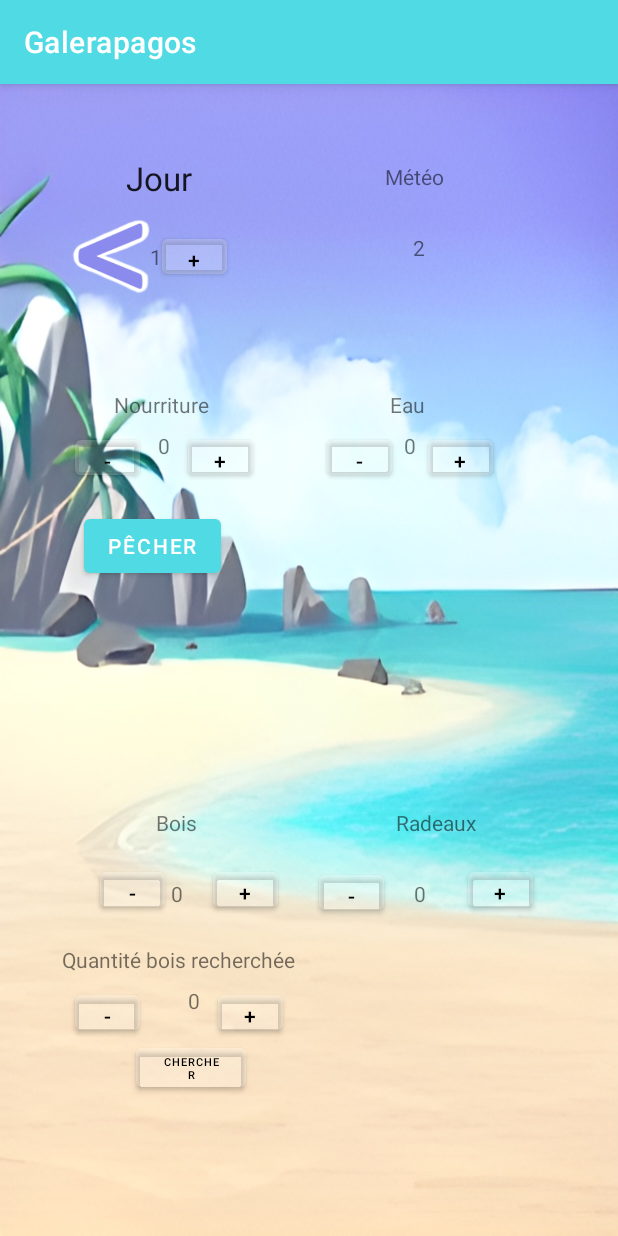
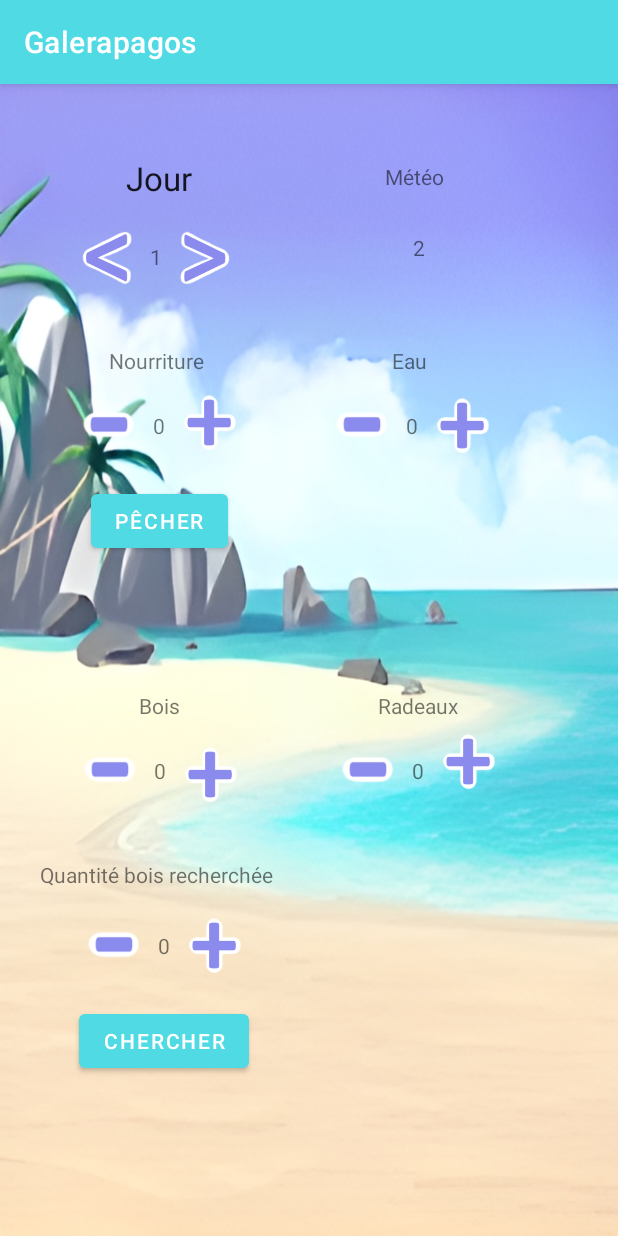
Before and after one commit to MateoLaville/Galerapagos, an Android app: the screen it shows after launch (MainActivity), on a phone screen of 412 x 824 dp. Run offline under Robolectric (Android 15) with nearby library versions, the phone set to English and light mode, and no system bars.

Commit message:
Mise en page plus changement bouton par imageBouton

```diff
--- a/app/src/main/res/layout/activity_main.xml
+++ b/app/src/main/res/layout/activity_main.xml
@@ -8,40 +8,29 @@
     android:background="@drawable/image222">
 
 
-
-    <Button
+ <ImageButton
      android:id="@+id/incrDay"
-        android:layout_width="43dp"
-        android:layout_height="35dp"
-        app:backgroundTint="#33FFFFFF"
-        android:textColor="@color/black"
+     android:layout_width="33dp"
+     android:layout_height="36dp"
+     android:layout_marginStart="12dp"
+     android:background="@drawable/suivant"
      android:onClick="incrDay"
-        android:text="+"
      app:layout_constraintBottom_toBottomOf="@+id/day"
      app:layout_constraintStart_toEndOf="@+id/day"
-        app:layout_constraintTop_toTopOf="@+id/day" />
-<!--
-    <Button
-        android:id="@+id/decrDay"
-        android:layout_width="43dp"
-        android:layout_height="35dp"
-        app:backgroundTint="#33FFFFFF"
-        android:textColor="@color/black"
-        android:onClick="decrDay"
-        android:text="-"
-        app:layout_constraintBottom_toBottomOf="@+id/day"
-        app:layout_constraintEnd_toStartOf="@+id/day"
-        app:layout_constraintTop_toTopOf="@+id/day" />
--->
+     app:layout_constraintTop_toTopOf="@+id/day"
+     app:layout_constraintVertical_bias="0.476" />
+
  <ImageButton
      android:id="@+id/decrDay"
-        android:layout_width="52dp"
-        android:layout_height="50dp"
+     android:layout_width="33dp"
+     android:layout_height="36dp"
+     android:layout_marginEnd="12dp"
      android:background="@drawable/precedent"
      android:onClick="decrDay"
      app:layout_constraintBottom_toBottomOf="@+id/day"
      app:layout_constraintEnd_toStartOf="@+id/day"
-        app:layout_constraintTop_toTopOf="@+id/day" />
+     app:layout_constraintTop_toTopOf="@+id/day"
+     app:layout_constraintVertical_bias="0.476" />
 
     <TextView
         android:id="@+id/textView11"
@@ -91,26 +80,24 @@
        app:layout_constraintTop_toBottomOf="@+id/textView9" />
 
 
-    <Button
+ <ImageButton
      android:id="@+id/incrWater"
-        android:layout_width="43dp"
-        android:layout_height="35dp"
-        android:layout_marginStart="8dp"
+     android:layout_width="36dp"
+     android:layout_height="38dp"
+     android:layout_marginStart="12dp"
+     android:background="@drawable/plus"
      android:onClick="incrWater"
-        android:text="+"
-        android:textColor="@color/black"
-        app:backgroundTint="#33FFFFFF"
      app:layout_constraintBottom_toBottomOf="@+id/water"
      app:layout_constraintStart_toEndOf="@+id/water"
-        app:layout_constraintTop_toTopOf="@+id/water"
-        app:layout_constraintVertical_bias="0.0" />
+     app:layout_constraintTop_toTopOf="@+id/water" />
+
 
  <TextView
      android:id="@+id/water"
      android:layout_width="wrap_content"
      android:layout_height="wrap_content"
      android:layout_marginStart="6dp"
-        android:layout_marginTop="8dp"
+     android:layout_marginTop="24dp"
      android:layout_marginEnd="6dp"
      android:text="0"
      app:layout_constraintEnd_toEndOf="@+id/textView2"
@@ -118,29 +105,25 @@
      app:layout_constraintStart_toStartOf="@+id/textView2"
      app:layout_constraintTop_toBottomOf="@+id/textView2" />
 
-    <Button
+ <ImageButton
      android:id="@+id/incrFood"
-        android:layout_width="43dp"
-        android:layout_height="35dp"
+     android:layout_width="36dp"
+     android:layout_height="38dp"
      android:layout_marginStart="12dp"
+     android:background="@drawable/plus"
      android:onClick="incrFood"
-        android:text="+"
-        android:textColor="@color/black"
-        app:backgroundTint="#33FFFFFF"
      app:layout_constraintBottom_toBottomOf="@+id/food"
      app:layout_constraintStart_toEndOf="@+id/food"
      app:layout_constraintTop_toTopOf="@+id/food"
-        app:layout_constraintVertical_bias="0.0" />
+     app:layout_constraintVertical_bias="0.621" />
 
-    <Button
+ <ImageButton
      android:id="@+id/decrWater"
-        android:layout_width="43dp"
-        android:layout_height="35dp"
-        android:layout_marginEnd="8dp"
+     android:layout_width="35dp"
+     android:layout_height="18dp"
+     android:layout_marginEnd="12dp"
+     android:background="@drawable/moins"
      android:onClick="decrWater"
-        android:text="-"
-        android:textColor="@color/black"
-        app:backgroundTint="#33FFFFFF"
      app:layout_constraintBottom_toBottomOf="@+id/water"
      app:layout_constraintEnd_toStartOf="@+id/water"
      app:layout_constraintTop_toTopOf="@+id/water"
@@ -150,43 +133,42 @@
         android:id="@+id/textView"
         android:layout_width="wrap_content"
         android:layout_height="wrap_content"
-        android:layout_marginStart="76dp"
-        android:layout_marginTop="204dp"
+        android:layout_marginTop="50dp"
         android:text="Nourriture"
-        app:layout_constraintStart_toStartOf="parent"
-        app:layout_constraintTop_toTopOf="parent" />
+        app:layout_constraintEnd_toEndOf="@+id/incrDay"
+        app:layout_constraintStart_toStartOf="@+id/decrDay"
+        app:layout_constraintTop_toBottomOf="@+id/day" />
 
-    <Button
+    <ImageButton
      android:id="@+id/decrFood"
-        android:layout_width="43dp"
-        android:layout_height="35dp"
+     android:layout_width="35dp"
+     android:layout_height="18dp"
      android:layout_marginEnd="12dp"
+     android:background="@drawable/moins"
      android:onClick="decrFood"
-        android:text="-"
-        android:textColor="@color/black"
-        app:backgroundTint="#33FFFFFF"
      app:layout_constraintBottom_toBottomOf="@+id/food"
      app:layout_constraintEnd_toStartOf="@+id/food"
      app:layout_constraintTop_toTopOf="@+id/food"
      app:layout_constraintVertical_bias="0.0" />
 
+
     <TextView
         android:id="@+id/textView2"
         android:layout_width="wrap_content"
         android:layout_height="wrap_content"
-        android:layout_marginTop="204dp"
         android:text="Eau"
+        app:layout_constraintBottom_toBottomOf="@+id/textView"
         app:layout_constraintEnd_toEndOf="parent"
-        app:layout_constraintHorizontal_bias="0.483"
+        app:layout_constraintHorizontal_bias="0.495"
         app:layout_constraintStart_toEndOf="@+id/textView"
-        app:layout_constraintTop_toTopOf="parent" />
+        app:layout_constraintTop_toTopOf="@+id/textView" />
 
  <TextView
      android:id="@+id/food"
      android:layout_width="wrap_content"
      android:layout_height="wrap_content"
      android:layout_marginStart="29dp"
-        android:layout_marginTop="8dp"
+     android:layout_marginTop="24dp"
      android:layout_marginEnd="27dp"
      android:text="0"
      app:layout_constraintEnd_toEndOf="@+id/textView"
@@ -194,27 +176,23 @@
      app:layout_constraintStart_toStartOf="@+id/textView"
      app:layout_constraintTop_toBottomOf="@+id/textView" />
 
-
     <TextView
         android:id="@+id/raft"
-        android:layout_width="20dp"
-        android:layout_height="22dp"
-        android:layout_marginTop="28dp"
+        android:layout_width="wrap_content"
+        android:layout_height="wrap_content"
+        android:layout_marginTop="24dp"
         android:text="0"
         app:layout_constraintEnd_toEndOf="@+id/textView7"
-        app:layout_constraintHorizontal_bias="0.352"
         app:layout_constraintStart_toStartOf="@+id/textView7"
         app:layout_constraintTop_toBottomOf="@+id/textView7" />
 
-    <Button
+    <ImageButton
         android:id="@+id/incrRaft"
-        android:layout_width="43dp"
-        android:layout_height="35dp"
-        android:layout_marginStart="16dp"
+        android:layout_width="36dp"
+        android:layout_height="38dp"
+        android:layout_marginStart="12dp"
+        android:background="@drawable/plus"
         android:onClick="incrRaft"
-        android:text="+"
-        android:textColor="@color/black"
-        app:backgroundTint="#33FFFFFF"
         app:layout_constraintBottom_toBottomOf="@+id/raft"
         app:layout_constraintStart_toEndOf="@+id/raft"
         app:layout_constraintTop_toTopOf="@+id/raft"
@@ -224,127 +202,112 @@
         android:id="@+id/textView7"
         android:layout_width="wrap_content"
         android:layout_height="wrap_content"
-        android:layout_marginTop="232dp"
         android:text="Radeaux"
-        app:layout_constraintEnd_toEndOf="parent"
-        app:layout_constraintHorizontal_bias="0.584"
-        app:layout_constraintStart_toEndOf="@+id/textView5"
-        app:layout_constraintTop_toBottomOf="@+id/water" />
+        app:layout_constraintBottom_toBottomOf="@+id/textView5"
+        app:layout_constraintEnd_toEndOf="@+id/incrWater"
+        app:layout_constraintHorizontal_bias="0.57"
+        app:layout_constraintStart_toStartOf="@+id/decrWater"
+        app:layout_constraintTop_toTopOf="@+id/textView5" />
 
-    <Button
+    <ImageButton
         android:id="@+id/decrWood"
-        android:layout_width="43dp"
-        android:layout_height="35dp"
-        android:layout_marginEnd="4dp"
+        android:layout_width="35dp"
+        android:layout_height="18dp"
+        android:layout_marginEnd="12dp"
+        android:background="@drawable/moins"
         android:onClick="decrWood"
-        android:text="-"
-        android:textColor="@color/black"
-        app:backgroundTint="#33FFFFFF"
         app:layout_constraintBottom_toBottomOf="@+id/wood"
         app:layout_constraintEnd_toStartOf="@+id/wood"
         app:layout_constraintTop_toTopOf="@+id/wood"
-        app:layout_constraintVertical_bias="0.687" />
+        app:layout_constraintVertical_bias="0.0" />
 
-    <Button
+    <ImageButton
         android:id="@+id/incrWoodToSearch"
-        android:layout_width="43dp"
-        android:layout_height="35dp"
+        android:layout_width="36dp"
+        android:layout_height="38dp"
         android:layout_marginStart="12dp"
+        android:background="@drawable/plus"
         android:onClick="incrWoodToSearch"
-        android:text="+"
-        android:textColor="@color/black"
-        app:backgroundTint="#33FFFFFF"
         app:layout_constraintBottom_toBottomOf="@+id/woodToSearch"
         app:layout_constraintStart_toEndOf="@+id/woodToSearch"
-        app:layout_constraintTop_toTopOf="@+id/woodToSearch"
-        app:layout_constraintVertical_bias="0.0" />
+        app:layout_constraintTop_toTopOf="@+id/woodToSearch" />
 
     <TextView
         android:id="@+id/woodToSearch"
         android:layout_width="wrap_content"
         android:layout_height="wrap_content"
-        android:layout_marginTop="52dp"
+        android:layout_marginTop="24dp"
         android:text="0"
-        app:layout_constraintEnd_toStartOf="@+id/incrWood"
-        app:layout_constraintHorizontal_bias="0.625"
-        app:layout_constraintStart_toEndOf="@+id/decrWood"
-        app:layout_constraintTop_toBottomOf="@+id/wood" />
+        app:layout_constraintEnd_toEndOf="@+id/textView4"
+        app:layout_constraintStart_toStartOf="@+id/textView4"
+        app:layout_constraintTop_toBottomOf="@+id/textView4" />
 
     <TextView
         android:id="@+id/textView5"
         android:layout_width="wrap_content"
         android:layout_height="wrap_content"
-        android:layout_marginStart="104dp"
-        android:layout_marginTop="232dp"
+        android:layout_marginTop="50dp"
         android:text="Bois"
-        app:layout_constraintStart_toStartOf="parent"
-        app:layout_constraintTop_toBottomOf="@+id/food" />
+        app:layout_constraintEnd_toEndOf="@+id/button"
+        app:layout_constraintStart_toStartOf="@+id/button"
+        app:layout_constraintTop_toBottomOf="@+id/fish" />
 
-    <Button
+    <ImageButton
         android:id="@+id/incrWood"
-        android:layout_width="43dp"
-        android:layout_height="35dp"
-        android:layout_marginStart="20dp"
+        android:layout_width="36dp"
+        android:layout_height="38dp"
+        android:layout_marginStart="12dp"
+        android:background="@drawable/plus"
         android:onClick="incrWood"
-        android:text="+"
-        android:textColor="@color/black"
-        app:backgroundTint="#33FFFFFF"
         app:layout_constraintBottom_toBottomOf="@+id/wood"
         app:layout_constraintStart_toEndOf="@+id/wood"
         app:layout_constraintTop_toTopOf="@+id/wood"
-        app:layout_constraintVertical_bias="0.687" />
+        app:layout_constraintVertical_bias="0.368" />
 
-    <Button
+    <ImageButton
         android:id="@+id/decrRaft"
-        android:layout_width="43dp"
-        android:layout_height="35dp"
-        android:layout_marginEnd="20dp"
+        android:layout_width="35dp"
+        android:layout_height="18dp"
+        android:layout_marginEnd="12dp"
+        android:background="@drawable/moins"
         android:onClick="decrRaft"
-        android:text="-"
-        android:textColor="@color/black"
-        app:backgroundTint="#33FFFFFF"
         app:layout_constraintBottom_toBottomOf="@+id/raft"
         app:layout_constraintEnd_toStartOf="@+id/raft"
         app:layout_constraintTop_toTopOf="@+id/raft"
-        app:layout_constraintVertical_bias="0.692" />
+        app:layout_constraintVertical_bias="0.0" />
 
-    <Button
+    <ImageButton
         android:id="@+id/decrWoodToSearch"
-        android:layout_width="43dp"
-        android:layout_height="35dp"
-        android:layout_marginEnd="32dp"
+        android:layout_width="35dp"
+        android:layout_height="18dp"
+        android:layout_marginEnd="12dp"
+        android:background="@drawable/moins"
         android:onClick="decrWoodToSearch"
-        android:text="-"
-        android:textColor="@color/black"
-        app:backgroundTint="#33FFFFFF"
         app:layout_constraintBottom_toBottomOf="@+id/woodToSearch"
         app:layout_constraintEnd_toStartOf="@+id/woodToSearch"
         app:layout_constraintTop_toTopOf="@+id/woodToSearch"
         app:layout_constraintVertical_bias="0.0" />
 
+
     <TextView
         android:id="@+id/textView4"
         android:layout_width="165dp"
         android:layout_height="23dp"
-        android:layout_marginBottom="4dp"
+        android:layout_marginTop="50dp"
         android:text="Quantité bois recherchée"
-        app:layout_constraintBottom_toTopOf="@+id/woodToSearch"
-        app:layout_constraintEnd_toEndOf="@+id/incrWoodToSearch"
-        app:layout_constraintHorizontal_bias="0.333"
-        app:layout_constraintStart_toStartOf="@+id/decrWoodToSearch" />
+        app:layout_constraintEnd_toEndOf="@+id/incrWood"
+        app:layout_constraintHorizontal_bias="0.467"
+        app:layout_constraintStart_toStartOf="@+id/decrWood"
+        app:layout_constraintTop_toBottomOf="@+id/wood" />
 
     <Button
         android:id="@+id/searchWood"
-        android:layout_width="73dp"
-        android:layout_height="38dp"
-        android:layout_marginTop="16dp"
+        android:layout_width="wrap_content"
+        android:layout_height="wrap_content"
+        android:layout_marginTop="30dp"
         android:onClick="searchWood"
         android:text="Chercher"
-        android:textColor="@color/black"
-        android:textSize="7sp"
-        app:backgroundTint="#33FFFFFF"
         app:layout_constraintEnd_toEndOf="@+id/woodToSearch"
-        app:layout_constraintHorizontal_bias="0.538"
         app:layout_constraintStart_toStartOf="@+id/woodToSearch"
         app:layout_constraintTop_toBottomOf="@+id/woodToSearch" />
 
@@ -353,7 +316,7 @@
         android:layout_width="wrap_content"
         android:layout_height="wrap_content"
         android:layout_marginStart="10dp"
-        android:layout_marginTop="28dp"
+        android:layout_marginTop="24dp"
         android:layout_marginEnd="9dp"
         android:text="0"
         app:layout_constraintEnd_toEndOf="@+id/textView5"
@@ -365,10 +328,10 @@
         android:id="@+id/result"
         android:layout_width="wrap_content"
         android:layout_height="wrap_content"
-        android:layout_marginTop="4dp"
+        android:layout_marginTop="12dp"
         android:text=""
         app:layout_constraintEnd_toEndOf="@+id/searchWood"
-        app:layout_constraintHorizontal_bias="0.533"
+        app:layout_constraintHorizontal_bias="0.464"
         app:layout_constraintStart_toStartOf="@+id/searchWood"
         app:layout_constraintTop_toBottomOf="@+id/searchWood" />
 
@@ -376,22 +339,21 @@
         android:id="@+id/button"
         android:layout_width="wrap_content"
         android:layout_height="wrap_content"
-     android:layout_marginStart="56dp"
-     android:layout_marginTop="284dp"
+        android:layout_marginTop="30dp"
         android:onClick="toFish"
         android:text="Pêcher"
-     app:layout_constraintStart_toStartOf="parent"
-     app:layout_constraintTop_toTopOf="parent" />
+        app:layout_constraintEnd_toEndOf="@+id/incrFood"
+        app:layout_constraintStart_toStartOf="@+id/decrFood"
+        app:layout_constraintTop_toBottomOf="@+id/food" />
 
     <TextView
         android:id="@+id/fish"
-     android:layout_width="0dp"
-     android:layout_height="16dp"
-     android:layout_marginTop="356dp"
+        android:layout_width="wrap_content"
+        android:layout_height="wrap_content"
+        android:layout_marginTop="20dp"
         app:layout_constraintEnd_toEndOf="@+id/button"
-     app:layout_constraintHorizontal_bias="1.0"
-     app:layout_constraintStart_toStartOf="parent"
-     app:layout_constraintTop_toTopOf="parent" />
+        app:layout_constraintStart_toStartOf="@+id/button"
+        app:layout_constraintTop_toBottomOf="@+id/button" />
 
 
 </androidx.constraintlayout.widget.ConstraintLayout>
```
Lines whose indentation alone changed are shown as unchanged.
